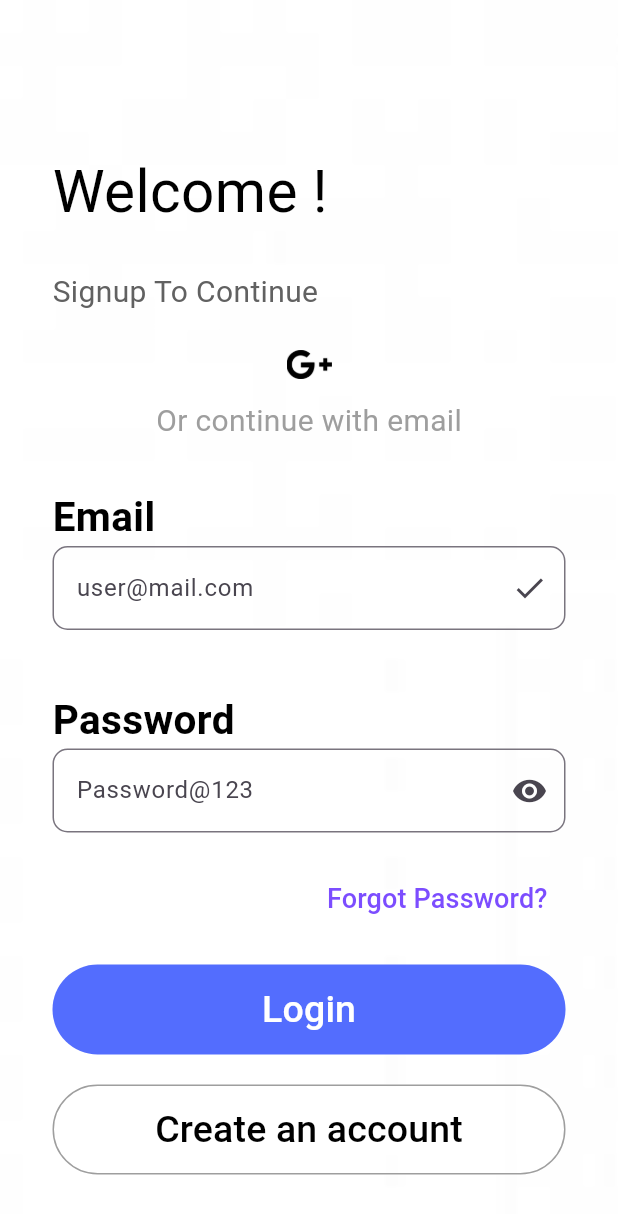
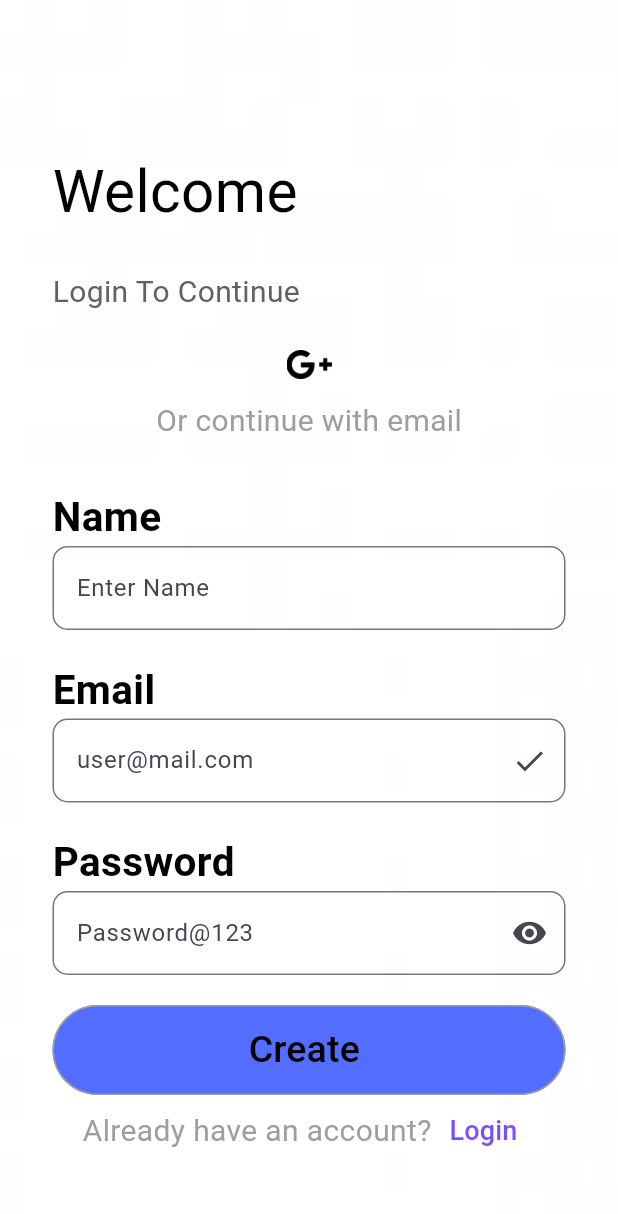
Before and after one commit to pradyumnajavalagi/Dev-Track-App-Dev-51, a Flutter app: the screen it shows after launch, after a tap on "Create an account", on a phone screen of 412 x 824 dp. Shown: the top 1214 px of the screen. Run offline on Flutter 3.47's test engine with Material 3 defaults, Android fonts, the phone set to English and light mode, and no system bars.

```diff
--- a/all_in_one_login/lib/login.dart
+++ b/all_in_one_login/lib/login.dart
@@ -19,7 +19,7 @@ class _MyLoginState extends State<MyLogin> {
           children: [
             Container(
               padding:const EdgeInsets.only(left: 35,top: 100),
-              child: const Text('Welcome Back !' , style: TextStyle(color: Colors.black , fontSize: 39),
+              child: const Text('Welcome Back ' , style: TextStyle(color: Colors.black , fontSize: 39),
           ),
       ),
             Container(
@@ -103,19 +103,19 @@ class _MyLoginState extends State<MyLogin> {
                       height: 20,
                     ),
 
-                    ElevatedButton(onPressed:(){}, child: Text('Login',
-                      style:TextStyle(color: Colors.white , fontSize: 25),),
+                    ElevatedButton(onPressed:(){},
                     style: ElevatedButton.styleFrom( shape: const StadiumBorder(),
-                    elevation:0.0, minimumSize: const Size.fromHeight(60), backgroundColor: Colors.indigoAccent)
+                    elevation:0.0, minimumSize: const Size.fromHeight(60), backgroundColor: Colors.indigoAccent), child: const Text('Login',
+                      style:TextStyle(color: Colors.white , fontSize: 25),)
                     ),
                     const SizedBox(height: 20,),
                     ElevatedButton(onPressed:(){
                       Navigator.pushNamed(context, 'register');},
-                        child: Text('Create an account',
-                      style: TextStyle(color: Colors.black , fontSize: 25),),
                         style: ElevatedButton.styleFrom( shape:const StadiumBorder(),
                             elevation: 0.0, minimumSize:const Size.fromHeight(60),
-                            side: BorderSide(color:Colors.grey,width: 1), backgroundColor: Colors.white70)
+                            side: const BorderSide(color:Colors.grey,width: 1), backgroundColor: Colors.white70),
+                        child: const Text('Create an account',
+                      style: TextStyle(color: Colors.black , fontSize: 25),)
                     ),
                   ],//children
                 ),
--- a/all_in_one_login/lib/main.dart
+++ b/all_in_one_login/lib/main.dart
@@ -1,6 +1,5 @@
 
 
-import 'dart:js';
 
 import 'package:all_in_one_login/login.dart';
 import 'package:all_in_one_login/register.dart';
@@ -11,8 +10,8 @@ void main() {
     debugShowCheckedModeBanner: false,
     initialRoute: 'login',
     routes: {
-      'login':(context)=>MyLogin(),
-      'register':(context)=>MyRegister()
+      'login':(context)=>const MyLogin(),
+      'register':(context)=>const MyRegister()
     },
   ));
 }
--- a/all_in_one_login/lib/register.dart
+++ b/all_in_one_login/lib/register.dart
@@ -1,4 +1,5 @@
 import 'package:flutter/material.dart';
+
 
 class MyRegister extends StatefulWidget {
   const MyRegister({super.key});
@@ -19,12 +20,12 @@ class _MyRegisterState extends State<MyRegister> {
           children: [
             Container(
               padding:const EdgeInsets.only(left: 35,top: 100),
-              child: const Text('Welcome !' , style: TextStyle(color: Colors.black , fontSize: 39),
+              child: const Text('Welcome  ' , style: TextStyle(color: Colors.black , fontSize: 39),
               ),
             ),
             Container(
               padding: const EdgeInsets.only(left: 35,top: 180),
-              child: Text('Signup To Continue' , style: TextStyle(color: Colors.grey[700] , fontSize: 20),
+              child: Text('Login To Continue' , style: TextStyle(color: Colors.grey[700] , fontSize: 20),
               ),
             ),
 
@@ -53,6 +54,25 @@ class _MyRegisterState extends State<MyRegister> {
 
                     const Row(
                       children: [
+                        Text('Name',
+                          style:TextStyle( color: Colors.black,fontSize: 27 , fontWeight: FontWeight.w700) ,),
+
+                      ],
+                    ),
+                    TextField(
+                      decoration: InputDecoration(
+                          fillColor: Colors.grey,
+                          hintText: 'Enter Name',
+                          border: OutlineInputBorder(
+                              borderRadius: BorderRadius.circular(10))
+                    ),),
+
+                    const SizedBox(
+                      height: 20,
+                    ),
+
+                    const Row(
+                      children: [
                         Text('Email',
                           style:TextStyle( color: Colors.black,fontSize: 27 , fontWeight: FontWeight.w700) ,),
 
@@ -67,7 +87,7 @@ class _MyRegisterState extends State<MyRegister> {
                           suffixIcon: const Icon(Icons.done)),
                     ),
                     const SizedBox(
-                      height: 40,
+                      height: 20,
                     ),
 
                     const Row(
@@ -90,34 +110,29 @@ class _MyRegisterState extends State<MyRegister> {
                       height: 20,
                     ),
 
+                    ElevatedButton(onPressed:(){},
+                        style: ElevatedButton.styleFrom( shape:const StadiumBorder(),
+                            elevation: 0.0, minimumSize:const Size.fromHeight(60),
+                            side: const BorderSide(color:Colors.grey,width: 1),backgroundColor: Colors.indigoAccent),
+                        child: const Text('Create ',
+                          style: TextStyle(color: Colors.black , fontSize: 25),)
+                    ),
+
                     Row(
-                      mainAxisAlignment: MainAxisAlignment.end,
+                      mainAxisAlignment: MainAxisAlignment.center,
                       children: [
-                        TextButton(onPressed: (){}, child: const Text('Forgot Password?',
+                        Text('Already have an account?',
+                          style:TextStyle( color: Colors.grey,fontSize: 20 , fontWeight: FontWeight.w400) ,),
+
+                        TextButton(onPressed: (){
+                          Navigator.pushNamed(context, 'login');
+                        }, child: const Text('Login',
                           style: TextStyle(
                               fontSize: 18,
-                              color: Colors.deepPurpleAccent) ,))
+                              color: Colors.deepPurpleAccent),)),
                       ],
                     ),
-                    const SizedBox(
-                      height: 20,
-                    ),
-
-                    ElevatedButton(onPressed:(){}, child: Text('Login',
-                      style:TextStyle(color: Colors.white , fontSize: 25),),
-                        style: ElevatedButton.styleFrom( shape: const StadiumBorder(),
-                            elevation:0.0, minimumSize: const Size.fromHeight(60), backgroundColor: Colors.indigoAccent)
-                    ),
-                    const SizedBox(height: 20,),
-                    ElevatedButton(onPressed:(){
-                      Navigator.pushNamed(context, 'register');},
-                        child: Text('Create an account',
-                          style: TextStyle(color: Colors.black , fontSize: 25),),
-                        style: ElevatedButton.styleFrom( shape:const StadiumBorder(),
-                            elevation: 0.0, minimumSize:const Size.fromHeight(60),
-                            side: BorderSide(color:Colors.grey,width: 1), backgroundColor: Colors.white70)
-                    ),
-                  ],//children
+                     ],//children
                 ),
               ),
             )
--- a/all_in_one_login/signup.dart
+++ b/all_in_one_login/signup.dart
@@ -118,17 +118,17 @@ class _MySignupState extends State<MySignup> {
                       height: 20,
                     ),
 
-                    ElevatedButton(onPressed:(){}, child: Text('Login',
-                      style:TextStyle(color: Colors.white , fontSize: 25),),
+                    ElevatedButton(onPressed:(){},
                         style: ElevatedButton.styleFrom( shape: const StadiumBorder(),
-                            elevation:0.0, minimumSize: const Size.fromHeight(60), backgroundColor: Colors.indigoAccent)
+                            elevation:0.0, minimumSize: const Size.fromHeight(60), backgroundColor: Colors.indigoAccent), child: const Text('Login',
+                      style:TextStyle(color: Colors.white , fontSize: 25),)
                     ),
                     const SizedBox(height: 20,),
-                    ElevatedButton(onPressed:(){}, child: Text('Create an account',
-                      style: TextStyle(color: Colors.black , fontSize: 25),),
+                    ElevatedButton(onPressed:(){},
                         style: ElevatedButton.styleFrom( shape:const StadiumBorder(),
                             elevation: 0.0, minimumSize:const Size.fromHeight(60),
-                            side: BorderSide(color:Colors.grey,width: 1), backgroundColor: Colors.white70)
+                            side: const BorderSide(color:Colors.grey,width: 1), backgroundColor: Colors.white70), child: const Text('Create an account',
+                      style: TextStyle(color: Colors.black , fontSize: 25),)
                     ),
                   ],//children
                 ),
```
